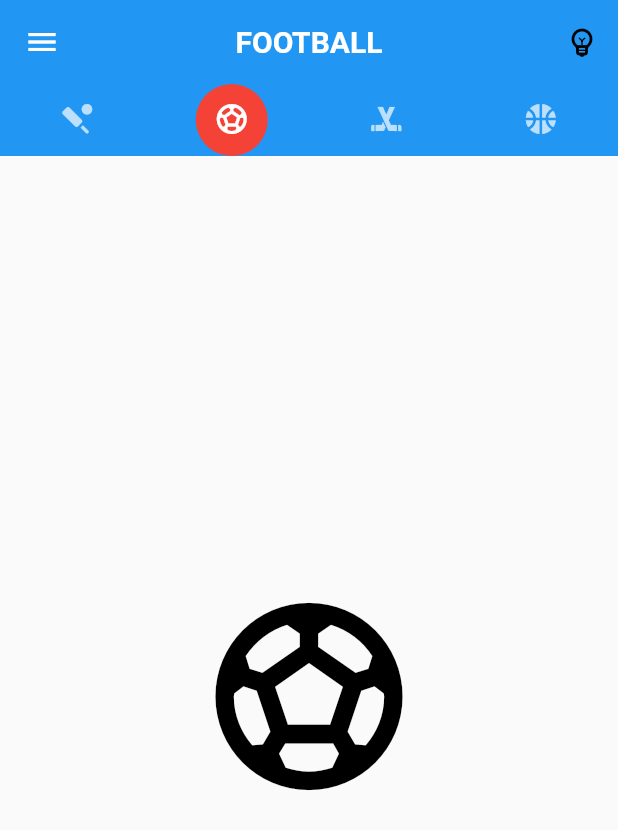
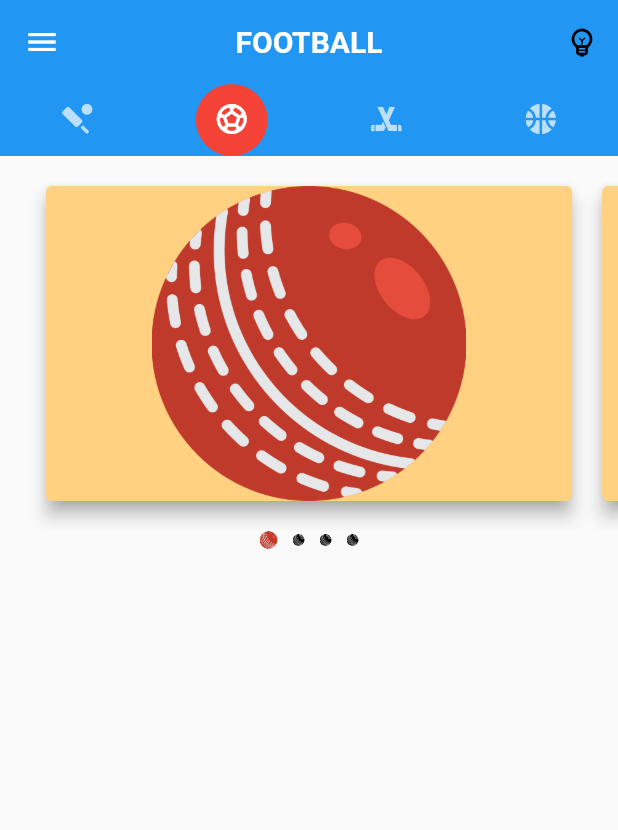
Before and after one commit to rrdiwana/testapp, a Flutter app: the screen it shows after launch, tab 2 chosen, on a phone screen of 412 x 824 dp. Shown: the top 830 px of the screen. Run offline on Flutter 3.47's test engine with Material 2 defaults, Android fonts, the phone set to English and light mode, and no system bars.

Commit message:
copy cricket layout to football, hockey and basketball

```diff
--- /dev/null
+++ b/lib/components/cards/football_card.dart
@@ -0,0 +1,91 @@
+import 'package:flutter/material.dart';
+import 'package:testapp/components/page_indicator.dart';
+
+class FootballCard extends StatefulWidget {
+  @override
+  State<FootballCard> createState() => _FootballCardState();
+}
+
+class _FootballCardState extends State<FootballCard> {
+  /// total number of pages/cards
+  final int _totalNumberOfMatches = 4;
+
+  /// selected page
+  late ValueNotifier<int> _counter;
+
+  final PageController _pageController = PageController(
+    viewportFraction: 0.9,
+  );
+
+  @override
+  void initState() {
+    _counter = ValueNotifier<int>(0);
+    super.initState();
+  }
+
+  @override
+  void dispose() {
+    _counter.dispose();
+    super.dispose();
+  }
+
+  @override
+  Widget build(BuildContext context) {
+    final PageIndiciator pageIndiciator = PageIndiciator(
+      totalNumberOfPages: _totalNumberOfMatches,
+      counter: _counter,
+    );
+    return Stack(
+      alignment: Alignment.topCenter,
+      children: [
+        buildContainerWithCards(),
+        pageIndiciator,
+      ],
+    );
+  }
+
+  Widget buildContainerWithCards() {
+    return Container(
+      height: 250,
+      child: buildPageViewForNormalCards(),
+    );
+  }
+
+  Widget buildPageViewForNormalCards() {
+    List<Widget> currentMatchesList =
+        List<Widget>.filled(_totalNumberOfMatches, buildNormalCard());
+
+    return PageView.builder(
+      scrollDirection: Axis.horizontal,
+      controller: _pageController,
+      itemCount: _totalNumberOfMatches,
+      onPageChanged: (int pageNumber) {
+        _counter.value =
+            pageNumber; // increasing the value of counter to notify the pageindicator
+      },
+      itemBuilder: (context, index) {
+        return currentMatchesList[index];
+      },
+    );
+  }
+
+  Widget buildNormalCard() {
+    return Card(
+      elevation: 5,
+      shadowColor: Colors.grey,
+      color: Colors.orangeAccent.shade100,
+      margin: const EdgeInsets.only(top: 20, right: 10, left: 10, bottom: 20),
+      child: InkWell(
+        splashColor: Colors.blue.withAlpha(30),
+        onTap: () {
+          print('Card tapped.');
+        },
+        child: const SizedBox(
+          child: Image(
+            image: AssetImage('assets/graphics/cricket.png'),
+          ),
+        ),
+      ),
+    );
+  }
+}
--- a/lib/components/tab_views/football_tab_view.dart
+++ b/lib/components/tab_views/football_tab_view.dart
@@ -1,4 +1,5 @@
 import 'package:flutter/material.dart';
+import 'package:testapp/components/cards/football_card.dart';
 
 class FootballTabView extends StatefulWidget {
   @override
@@ -8,10 +9,6 @@ class FootballTabView extends StatefulWidget {
 class _FootballTabViewState extends State<FootballTabView> {
   @override
   Widget build(BuildContext context) {
-    return Icon(
-      Icons.sports_soccer_rounded,
-      size: 150,
-      color: Colors.black,
-    );
+    return FootballCard();
   }
 }
```
Also changed, not shown: lib/components/cards/basketball_card.dart (added, +91 -0 lines), lib/components/cards/hockey_card.dart (added, +91 -0 lines), lib/components/tab_views/basketball_tab_view.dart (+2 -5 lines), lib/components/tab_views/hockey_tab_view.dart (+2 -5 lines).
